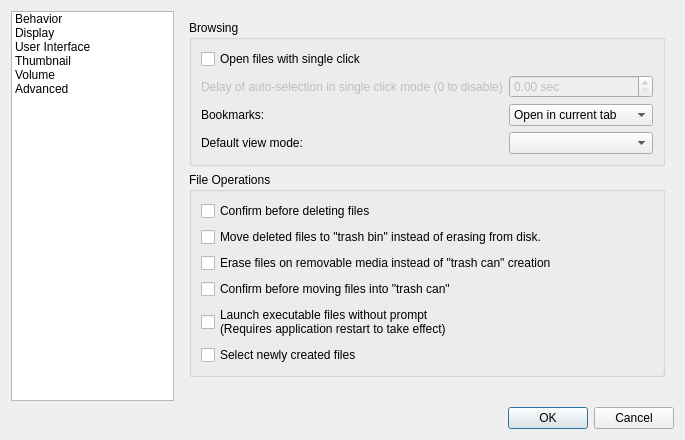
Old version of the form pcmanfm/preferences.ui in the repository lxqt/pcmanfm-qt.
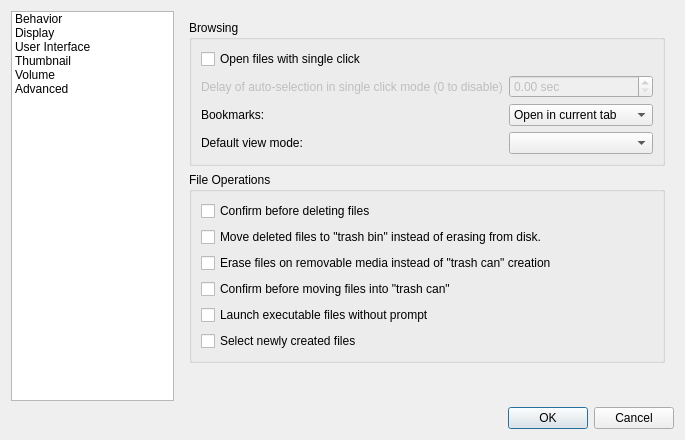
New version of the form. Icons and pictures are not drawn.

Commit message:
Enable the option for showing full name
Fixes https://github.com/lxqt/pcmanfm-qt/issues/472

Follows and depends on https://github.com/lxqt/libfm-qt/pull/194

The edit to the form file:
```diff
--- a/pcmanfm/preferences.ui
+++ b/pcmanfm/preferences.ui
@@ -190,8 +190,7 @@
             <item>
              <widget class="QCheckBox" name="quickExec">
               <property name="text">
-               <string>Launch executable files without prompt
-(Requires application restart to take effect)</string>
+               <string>Launch executable files without prompt</string>
               </property>
              </widget>
             </item>
```
Left out of the diff: 7 changed lines with no effect on the pictures. The commit also changes 2 other files.
